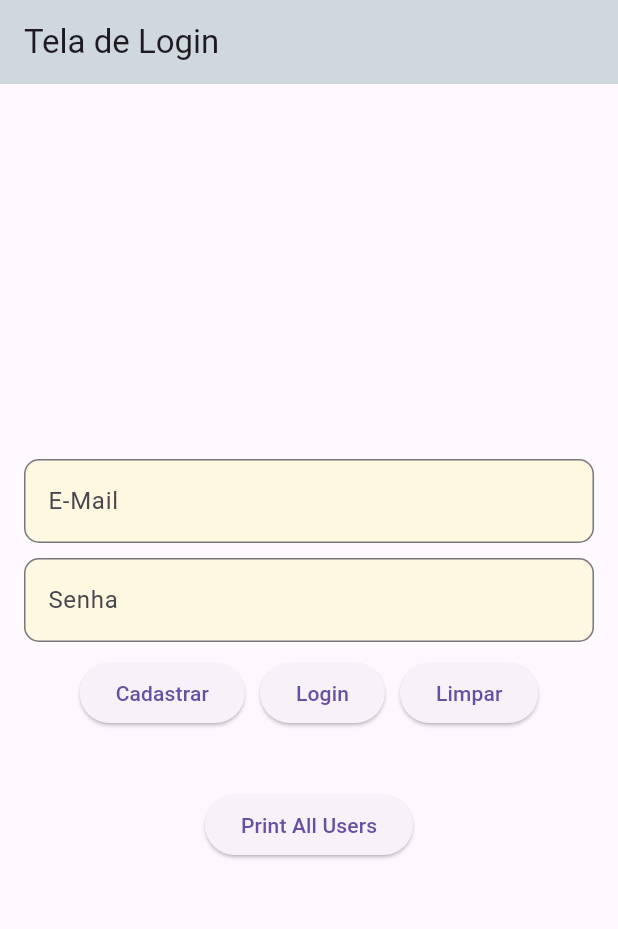
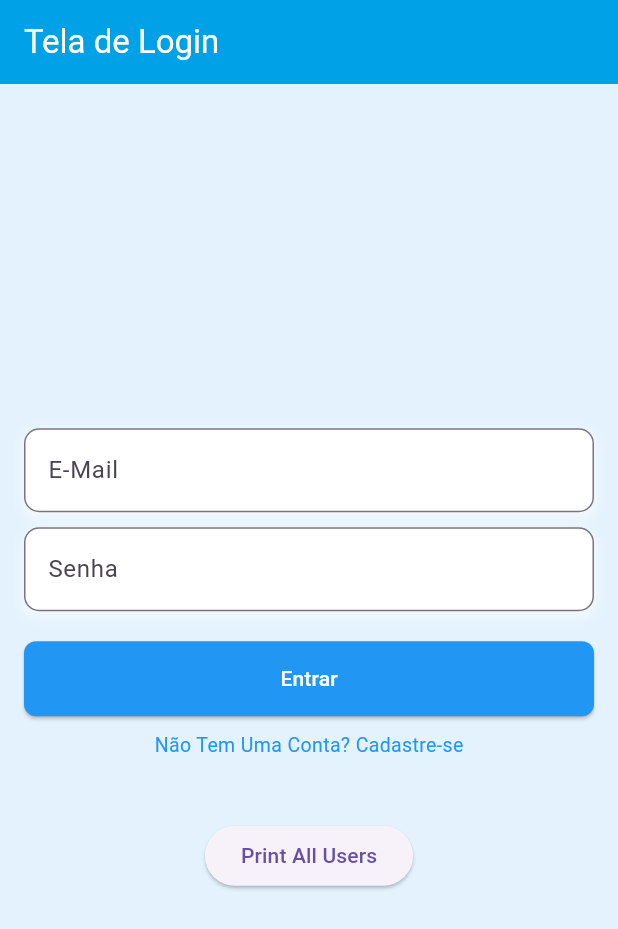
Before and after one commit to pedroteochi/prova_topicos, a Flutter app: the screen it shows after launch, on a phone screen of 412 x 824 dp. Shown: the top 929 px of the screen. Run offline on Flutter 3.47's test engine with Material 3 defaults, Android fonts, the light colour scheme and no system bars; our stand-ins replace sqflite; accounts and stored records are empty.

Commit message:
Commit 2 - Alterações CSS Login

```diff
--- a/lib/screens/tela_cadastro.dart
+++ b/lib/screens/tela_cadastro.dart
@@ -1,6 +1,5 @@
 import 'package:flutter/material.dart';
 import 'package:prova_topicos/database/database.dart';
-import 'package:prova_topicos/screens/tela_login.dart';
 
 class TelaCadastro extends StatefulWidget {
   const TelaCadastro({super.key});
--- a/lib/screens/tela_login.dart
+++ b/lib/screens/tela_login.dart
@@ -25,7 +25,7 @@ class LoginScreenState extends State<TelaLogin> {
         Navigator.push(
           context,
           MaterialPageRoute(
-            builder: (context) => TelaHome(email: emailController.text),
+            builder: (context) => TelaHome(nome: user['nome'] ),
           ),
         );
       } else {
@@ -36,11 +36,6 @@ class LoginScreenState extends State<TelaLogin> {
         );
       }
     }
-  }
-
-  void LimpaTela() {
-    emailController.clear();
-    passwordController.clear();
   }
 
   void PrintAllUser() async {
@@ -62,9 +57,12 @@ class LoginScreenState extends State<TelaLogin> {
   @override
   Widget build(BuildContext context) {
     return Scaffold(
+      backgroundColor: Colors.blue[50],
       appBar: AppBar(
-        title: const Text('Tela de Login'),
-        backgroundColor: Colors.blueGrey[100],
+        title: const Text('Tela de Login',
+            style: TextStyle(color: Colors.white),
+        ),
+        backgroundColor: const Color.fromARGB(255, 0, 161, 230),
       ),
       body: Center(
         child: SingleChildScrollView(
@@ -78,7 +76,7 @@ class LoginScreenState extends State<TelaLogin> {
                   children: <Widget>[
                     Container(
                       decoration: BoxDecoration(
-                        color: Colors.amber[50],
+                        color: Color.fromARGB(255, 255, 255, 255),
                         borderRadius: BorderRadius.circular(10.0),
                         boxShadow: [
                           BoxShadow(
@@ -112,7 +110,7 @@ class LoginScreenState extends State<TelaLogin> {
                     const SizedBox(height: 10),
                     Container(
                       decoration: BoxDecoration(
-                        color: Colors.amber[50],
+                        color: const Color.fromARGB(255, 255, 255, 255),
                         borderRadius: BorderRadius.circular(10.0),
                         boxShadow: [
                           BoxShadow(
@@ -142,23 +140,33 @@ class LoginScreenState extends State<TelaLogin> {
                         },
                       ),
                     ),
-                    const SizedBox(height: 10),
-                    Row(
+                    const SizedBox(height: 20),
+                    Column(
                       mainAxisAlignment: MainAxisAlignment.center,
                       children: <Widget>[
                         ElevatedButton(
-                          onPressed: navigateToCadastro, // Navega para a tela de cadastro
-                          child: const Text('Cadastrar'),
+                          onPressed: login,
+
+                          style: ElevatedButton.styleFrom(
+                            minimumSize: const Size(500, 50),
+                            backgroundColor: Colors.blue,
+                            shape: const RoundedRectangleBorder(
+                                  borderRadius: BorderRadius.all(Radius.circular(8)), // Define o borderRadius como zero
+                              ),
+                          ),
+                          child: const Text('Entrar',
+                            style: TextStyle(color: Colors.white),
+                            ),
                         ),
-                        const SizedBox(width: 10),
-                        ElevatedButton(
-                          onPressed: login,
-                          child: const Text('Login'),
-                        ),
-                        const SizedBox(width: 10),
-                        ElevatedButton(
-                          onPressed: LimpaTela,
-                          child: const Text('Limpar'),
+                        const SizedBox(height: 10),
+                        GestureDetector(
+                          onTap: navigateToCadastro, // Navega para a tela de cadastro
+                          child: const Text('Não Tem Uma Conta? Cadastre-se',
+                            style: TextStyle(
+                                color: Colors.blue,
+                                fontSize: 13,
+                            ),
+                          ),
                         ),
                       ],
                     ),
```
Also changed, not shown: lib/screens/tela_home.dart (+5 -5 lines).
